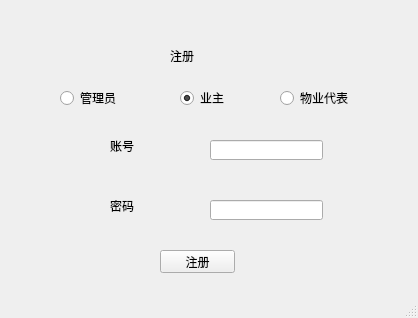
Before: the Qt Designer form Register.ui in Arsene-W/SQLCD, drawn with Qt 5.
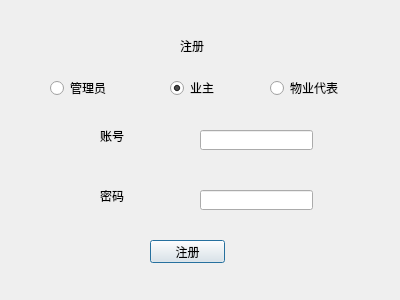
After: the same form once the commit is applied.

Commit message:
可注册版本 (模式修改版) V2
注册窗口改为Dialog

```diff
--- a/Register.ui
+++ b/Register.ui
@@ -1,37 +1,62 @@
 <?xml version="1.0" encoding="UTF-8"?>
 <ui version="4.0">
- <class>MainWindow</class>
- <widget class="QMainWindow" name="MainWindow">
+ <class>Dialog</class>
+ <widget class="QDialog" name="Dialog">
   <property name="geometry">
    <rect>
     <x>0</x>
     <y>0</y>
-    <width>418</width>
-    <height>318</height>
+    <width>400</width>
+    <height>300</height>
    </rect>
   </property>
   <property name="windowTitle">
    <string>注   册</string>
   </property>
-  <widget class="QWidget" name="centralwidget">
-   <widget class="QPushButton" name="pushButton">
+  <widget class="QLineEdit" name="lineEdit_2">
     <property name="geometry">
      <rect>
-      <x>160</x>
-      <y>250</y>
-      <width>75</width>
-      <height>23</height>
-     </rect>
-    </property>
+     <x>200</x>
+     <y>190</y>
+     <width>113</width>
+     <height>20</height>
+    </rect>
+   </property>
+   <property name="echoMode">
+    <enum>QLineEdit::Password</enum>
+   </property>
+  </widget>
+  <widget class="QRadioButton" name="radioButton_3">
+   <property name="geometry">
+    <rect>
+     <x>270</x>
+     <y>80</y>
+     <width>89</width>
+     <height>16</height>
+    </rect>
+   </property>
     <property name="text">
-     <string>注册</string>
+    <string>物业代表</string>
+   </property>
+  </widget>
+  <widget class="QRadioButton" name="radioButton">
+   <property name="geometry">
+    <rect>
+     <x>50</x>
+     <y>80</y>
+     <width>89</width>
+     <height>16</height>
+    </rect>
+   </property>
+   <property name="text">
+    <string>管理员</string>
     </property>
    </widget>
    <widget class="QLabel" name="label">
     <property name="geometry">
      <rect>
-      <x>170</x>
-      <y>40</y>
+     <x>180</x>
+     <y>30</y>
       <width>51</width>
       <height>31</height>
      </rect>
@@ -43,50 +68,11 @@
      <string>注册</string>
     </property>
    </widget>
-   <widget class="QRadioButton" name="radioButton">
-    <property name="geometry">
-     <rect>
-      <x>60</x>
-      <y>90</y>
-      <width>89</width>
-      <height>16</height>
-     </rect>
-    </property>
-    <property name="text">
-     <string>管理员</string>
-    </property>
-   </widget>
-   <widget class="QLabel" name="label_2">
-    <property name="geometry">
-     <rect>
-      <x>110</x>
-      <y>140</y>
-      <width>54</width>
-      <height>12</height>
-     </rect>
-    </property>
-    <property name="text">
-     <string>账号</string>
-    </property>
-   </widget>
-   <widget class="QLabel" name="label_3">
-    <property name="geometry">
-     <rect>
-      <x>110</x>
-      <y>200</y>
-      <width>54</width>
-      <height>12</height>
-     </rect>
-    </property>
-    <property name="text">
-     <string>密码</string>
-    </property>
-   </widget>
    <widget class="QLineEdit" name="lineEdit">
     <property name="geometry">
      <rect>
-      <x>210</x>
-      <y>140</y>
+     <x>200</x>
+     <y>130</y>
       <width>113</width>
       <height>20</height>
      </rect>
@@ -95,8 +81,8 @@
    <widget class="QRadioButton" name="radioButton_2">
     <property name="geometry">
      <rect>
-      <x>180</x>
-      <y>90</y>
+     <x>170</x>
+     <y>80</y>
       <width>89</width>
       <height>16</height>
      </rect>
@@ -108,34 +94,45 @@
      <bool>true</bool>
     </property>
    </widget>
-   <widget class="QRadioButton" name="radioButton_3">
+  <widget class="QPushButton" name="pushButton">
     <property name="geometry">
      <rect>
-      <x>280</x>
-      <y>90</y>
-      <width>89</width>
-      <height>16</height>
+     <x>150</x>
+     <y>240</y>
+     <width>75</width>
+     <height>23</height>
      </rect>
     </property>
     <property name="text">
-     <string>物业代表</string>
-    </property>
-   </widget>
-   <widget class="QLineEdit" name="lineEdit_2">
+    <string>注册</string>
+   </property>
+  </widget>
+  <widget class="QLabel" name="label_2">
     <property name="geometry">
      <rect>
-      <x>210</x>
-      <y>200</y>
-      <width>113</width>
-      <height>20</height>
-     </rect>
-    </property>
-    <property name="echoMode">
-     <enum>QLineEdit::Password</enum>
-    </property>
-   </widget>
+     <x>100</x>
+     <y>130</y>
+     <width>54</width>
+     <height>12</height>
+    </rect>
+   </property>
+   <property name="text">
+    <string>账号</string>
+   </property>
+  </widget>
+  <widget class="QLabel" name="label_3">
+   <property name="geometry">
+    <rect>
+     <x>100</x>
+     <y>190</y>
+     <width>54</width>
+     <height>12</height>
+    </rect>
+   </property>
+   <property name="text">
+    <string>密码</string>
+   </property>
   </widget>
-  <widget class="QStatusBar" name="statusbar"/>
  </widget>
  <resources/>
  <connections/>
```
Left out of the diff: 2 changed lines with no effect on the pictures. Lines whose indentation alone changed are shown as unchanged. The commit also changes 5 other files.
